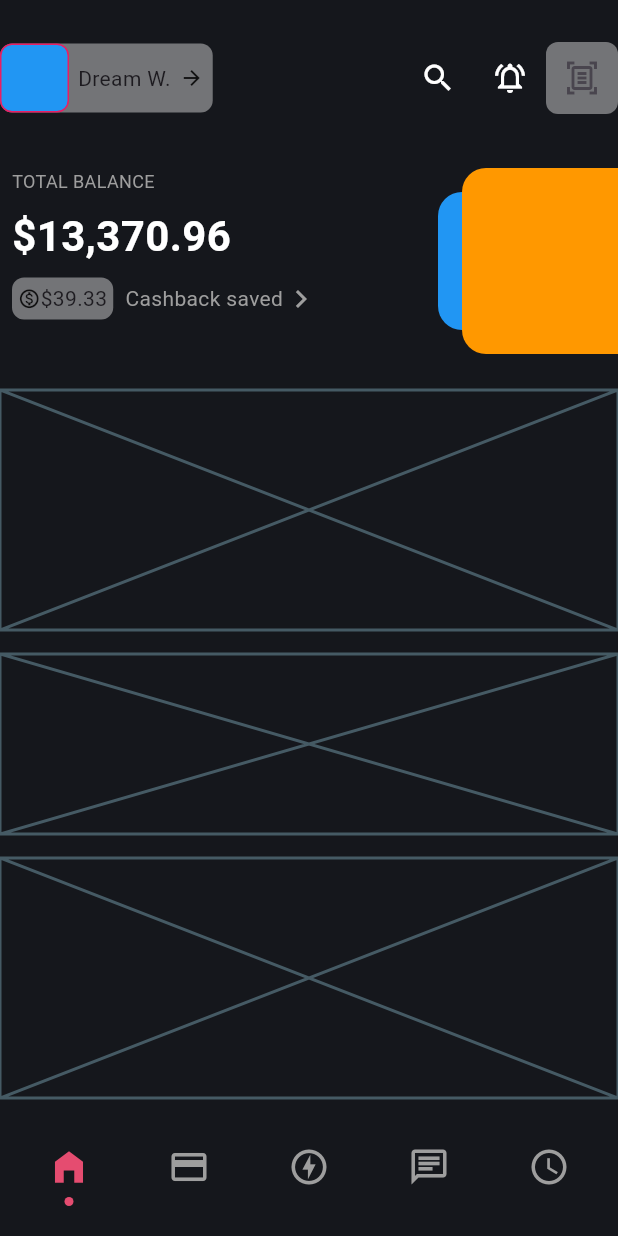
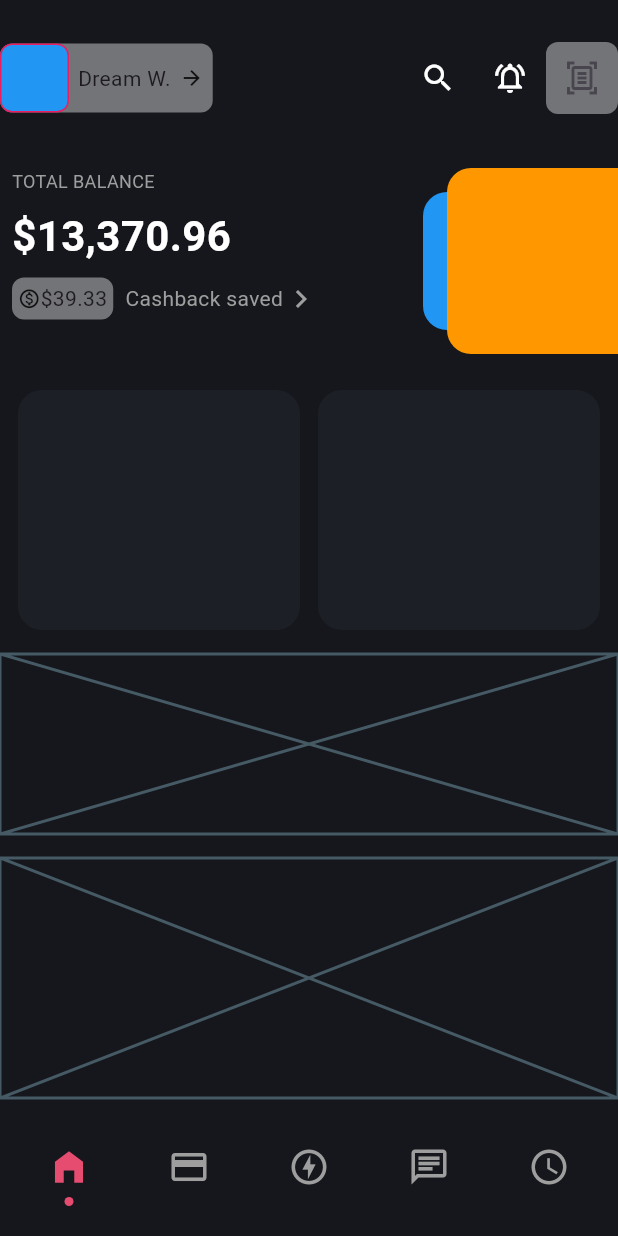
Before and after one commit to JAICHANGPARK/flutter_notebook_chapter_35, a Flutter app: the BankingHomePage screen opened directly, on a phone screen of 412 x 824 dp. Run offline on Flutter 3.47's test engine with Material 3 defaults, Android fonts, the phone set to English and light mode, and no system bars; our stand-ins replace gap.

Commit message:
Update banking_home_page.dart

```diff
--- a/lib/ep1767_banking_app/views/banking_home_page.dart
+++ b/lib/ep1767_banking_app/views/banking_home_page.dart
@@ -139,7 +139,7 @@ class _BankingHomePageState extends State<BankingHomePage> {
                       ),
                     ),
                     SizedBox(
-                      width: 120,
+                      width: 130,
                       child: Stack(
                         children: [
                           Positioned(
@@ -177,7 +177,30 @@ class _BankingHomePageState extends State<BankingHomePage> {
             Gap(16),
             SizedBox(
               height: 160,
-              child: Placeholder(),
+              child: Padding(
+                padding: const EdgeInsets.symmetric(horizontal: 12),
+                child: Row(
+                  children: [
+                    Expanded(
+                      child: Container(
+                        decoration: BoxDecoration(
+                          color: Color.fromRGBO(29, 31, 39, 1),
+                          borderRadius: BorderRadius.circular(16),
+                        ),
+                      ),
+                    ),
+                    Gap(12),
+                    Expanded(
+                      child: Container(
+                        decoration: BoxDecoration(
+                          color: Color.fromRGBO(29, 31, 39, 1),
+                          borderRadius: BorderRadius.circular(16),
+                        ),
+                      ),
+                    )
+                  ],
+                ),
+              ),
             ),
             Gap(16),
             SizedBox(
```
